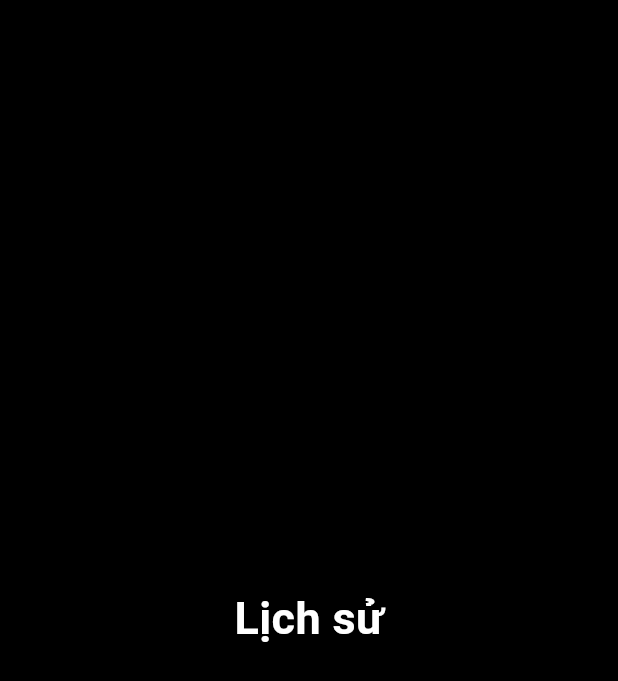
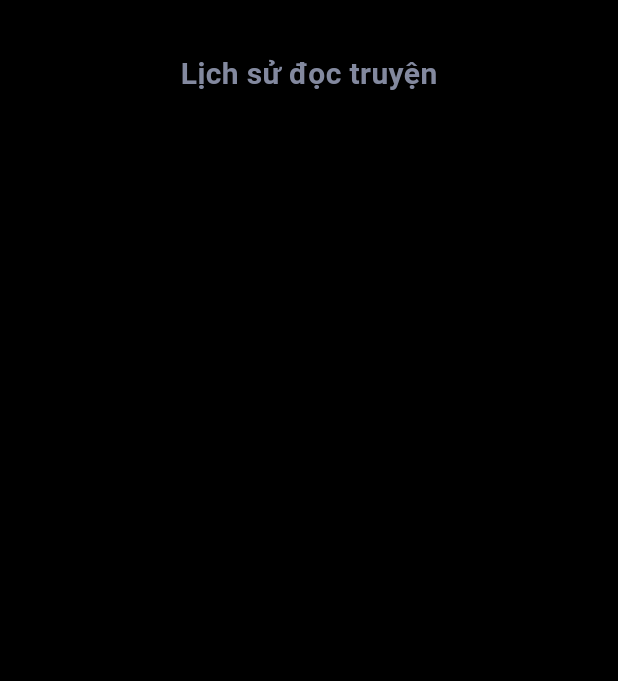
Before and after one commit to chanhuy142/NovelCrawlFE, a Flutter app: the HistoryPage screen opened directly, on a phone screen of 412 x 824 dp. Shown: the top 681 px of the screen. Run offline on Flutter 3.47's test engine with Material 3 defaults, Android fonts, the light colour scheme and no system bars.

Commit message:
add some new-ui

```diff
--- /dev/null
+++ b/lib/components/novel_card_grid_view.dart
@@ -0,0 +1,35 @@
+
+import 'package:flutter/material.dart';
+import 'package:novel_crawl/models/novel_detail.dart';
+
+import 'novel_card.dart';
+
+class NovelCardGridView extends StatelessWidget {
+  const NovelCardGridView({
+    super.key,
+    required this.novelsList,
+  });
+
+  final List<TruyenDetail> novelsList;
+
+  @override
+  Widget build(BuildContext context) {
+    return Expanded(
+      child: GridView.builder(
+        shrinkWrap: true,
+        itemCount: novelsList.length,
+        gridDelegate: SliverGridDelegateWithFixedCrossAxisCount(
+          crossAxisCount: 2,
+          crossAxisSpacing: 10,
+          mainAxisSpacing: 10,
+          childAspectRatio: 2 / 3,
+        ),
+        itemBuilder: (context, index) {
+          return NovelCard(
+            novelDetail: novelsList[index],
+          );
+        },
+      ),
+    );
+  }
+}
--- a/lib/models/library.dart
+++ b/lib/models/library.dart
@@ -14,4 +14,8 @@ class Library {
     Map<String, dynamic> toJson() => {
         "TruyenDetail": List<dynamic>.from(truyenDetail.map((x) => x.toJson())),
     };
+
+    void copyFrom(Library newLibrary) {
+      truyenDetail = newLibrary.truyenDetail;
+    }
 }
--- a/lib/screens/historyscreen.dart
+++ b/lib/screens/historyscreen.dart
@@ -1,21 +1,33 @@
 import 'package:flutter/material.dart';
 
+import '../components/novel_card_grid_view.dart';
+import '../models/novel_detail.dart';
+
 class HistoryPage extends StatelessWidget {
-  const HistoryPage({super.key});
+  HistoryPage({super.key});
+
+  final List<TruyenDetail> novelsList = [];
 
   @override
   Widget build(BuildContext context) {
     return Scaffold(
       backgroundColor: Colors.black,
-      body: Center(
-        child: Text(
-          'Lịch sử',
-          style: TextStyle(
-            color: Colors.white,
-            fontSize: 30,
-            fontWeight: FontWeight.bold,
+      body: Padding(
+        padding: //top padding
+            const EdgeInsets.only(top: 35),
+        child:
+          Column(
+            children: [
+              const Text(
+                'Lịch sử đọc truyện',
+                style: TextStyle(
+                    color: Color(0xFF83899F),
+                    fontSize: 20,
+                    fontWeight: FontWeight.bold),
+              ),
+              NovelCardGridView(novelsList: novelsList)
+            ],
           ),
-        ),
       ),
     );
   }
--- a/lib/service/api_service.dart
+++ b/lib/service/api_service.dart
@@ -10,7 +10,7 @@ class APIService {
   //port 3000
   Future<Library> getNovelDetails() async {
     final response =
-        await http.get(Uri.parse('http://192.168.0.104:3000/details'));
+        await http.get(Uri.parse('http://192.168.1.7:3000/details'));
     if (response.statusCode == 200) {
       return libraryFromJson(response.body);
     } else {
```
Also changed, not shown: lib/screens/homescreen.dart (+20 -27 lines), lib/screens/offlinescreen.dart (+21 -9 lines), lib/screens/settingscreen.dart (+30 -11 lines).
